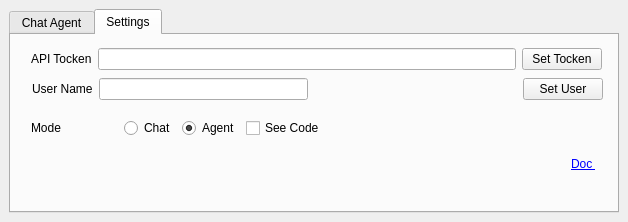
This is qgpt_agent_dockwidget_base.ui in momaabna/QGPTAgent as Qt 5 draws it before an edit. The edited form follows.
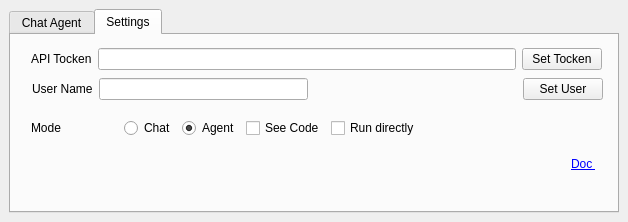
This is the edited form. Custom widgets are drawn as their Qt base class.

Commit message: Adding User supervision

```diff
--- a/qgpt_agent_dockwidget_base.ui
+++ b/qgpt_agent_dockwidget_base.ui
@@ -145,7 +145,7 @@
          <rect>
           <x>20</x>
           <y>80</y>
-          <width>571</width>
+          <width>593</width>
           <height>26</height>
          </rect>
         </property>
@@ -184,6 +184,13 @@
            </property>
           </widget>
          </item>
+         <item>
+          <widget class="QCheckBox" name="runCheckBox">
+           <property name="text">
+            <string>Run directly </string>
+           </property>
+          </widget>
+         </item>
          <item>
           <spacer name="horizontalSpacer_2">
            <property name="orientation">
```
The commit also changes 1 other file.
